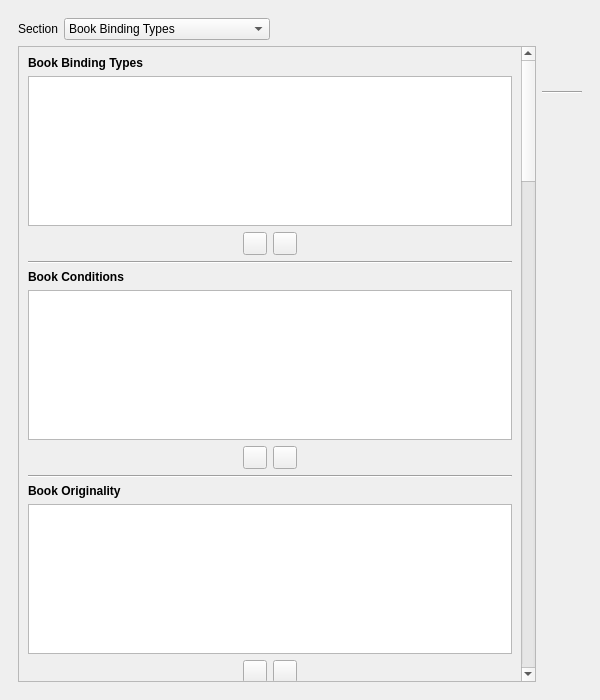
First picture: the form in UI/biblioteq_dbenumerations.ui, repository textbrowser/biblioteq, before the edit.
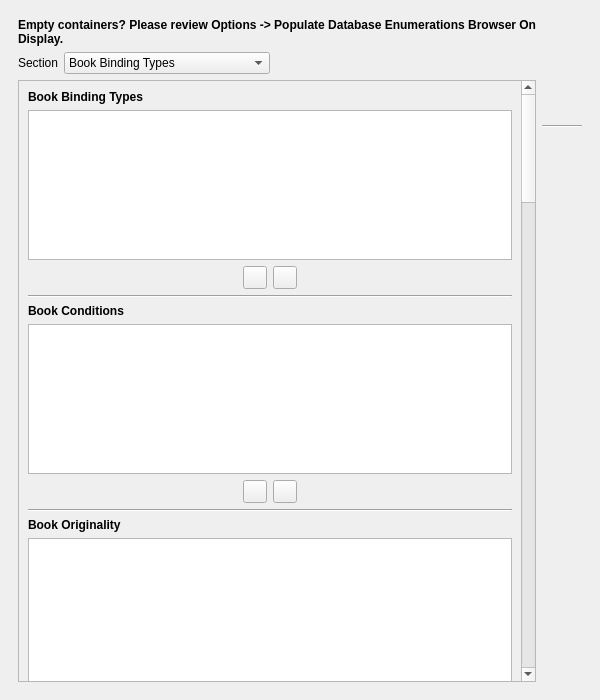
Second picture: the form after the edit. Icons and pictures are not drawn.

```diff
--- a/UI/biblioteq_dbenumerations.ui
+++ b/UI/biblioteq_dbenumerations.ui
@@ -22,6 +22,22 @@
     <item>
      <widget class="QFrame" name="frame">
       <layout class="QVBoxLayout" name="verticalLayout_10">
+       <item>
+        <widget class="QLabel" name="label">
+         <property name="font">
+          <font>
+           <weight>75</weight>
+           <bold>true</bold>
+          </font>
+         </property>
+         <property name="text">
+          <string>Empty containers? Please review Options -&gt; Populate Database Enumerations Browser On Display.</string>
+         </property>
+         <property name="wordWrap">
+          <bool>true</bool>
+         </property>
+        </widget>
+       </item>
        <item>
         <layout class="QHBoxLayout" name="horizontalLayout_12">
          <item>
@@ -139,9 +155,9 @@
             <property name="geometry">
              <rect>
               <x>0</x>
-              <y>-221</y>
+              <y>0</y>
               <width>497</width>
-              <height>3422</height>
+              <height>3482</height>
              </rect>
             </property>
             <layout class="QVBoxLayout" name="verticalLayout">
```
